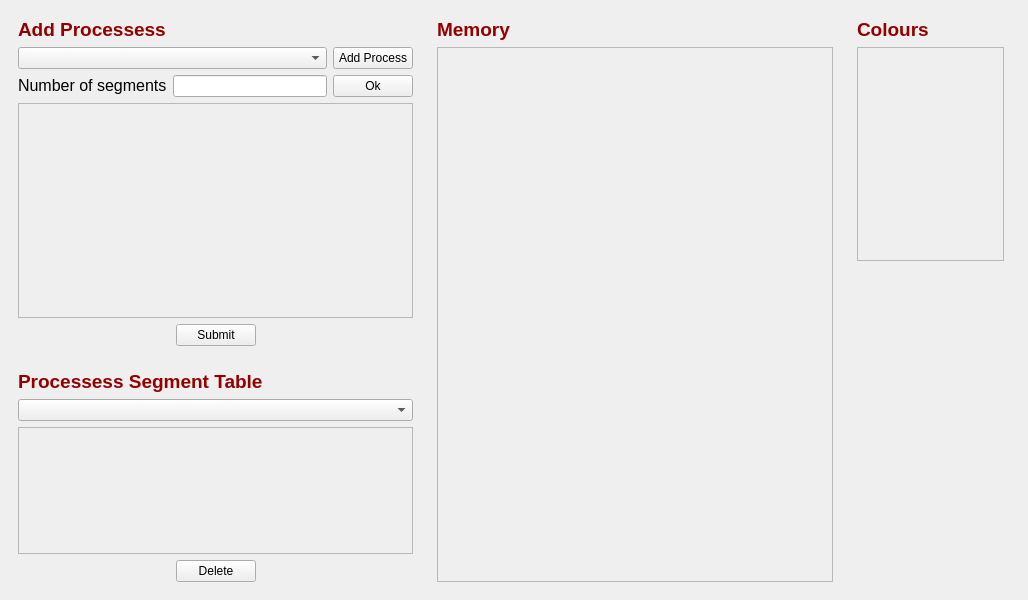
Before: the Qt Designer form mainwindow.ui in omarabdo997/OS_segmentation_memory_manager, drawn with Qt 5.
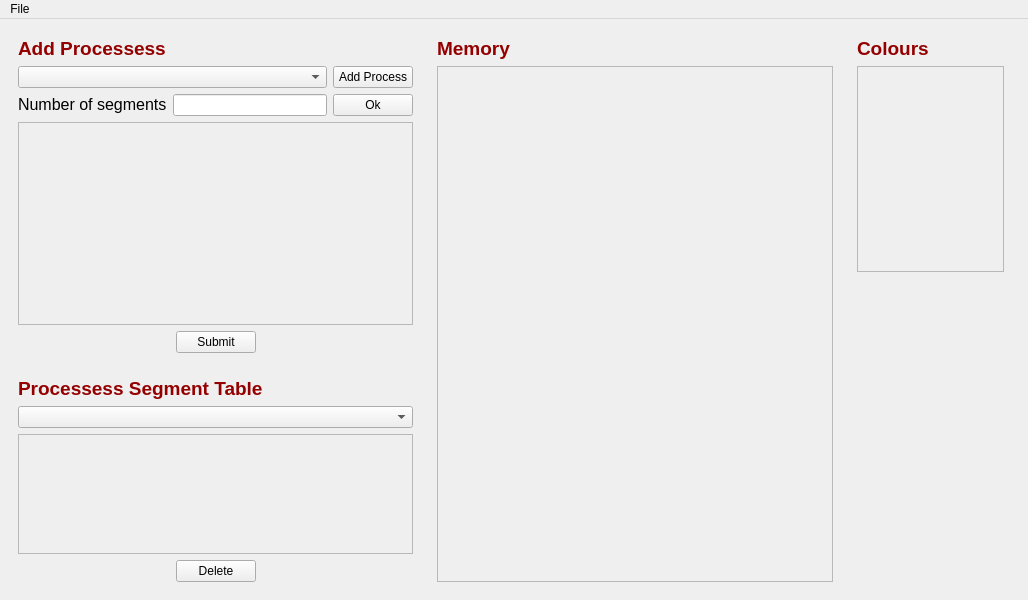
After: the same form once the commit is applied.

Commit message: Add action menu

```diff
--- a/mainwindow.ui
+++ b/mainwindow.ui
@@ -80,7 +80,7 @@
               <x>0</x>
               <y>0</y>
               <width>387</width>
-              <height>192</height>
+              <height>180</height>
              </rect>
             </property>
             <layout class="QGridLayout" name="gridLayout_6">
@@ -167,7 +167,7 @@
               <x>0</x>
               <y>0</y>
               <width>387</width>
-              <height>120</height>
+              <height>111</height>
              </rect>
             </property>
             <layout class="QGridLayout" name="gridLayout_5">
@@ -249,7 +249,7 @@
             <x>0</x>
             <y>0</y>
             <width>389</width>
-            <height>531</height>
+            <height>510</height>
            </rect>
           </property>
           <layout class="QGridLayout" name="gridLayout_3" columnstretch="3,1,10">
@@ -314,7 +314,7 @@
             <x>0</x>
             <y>0</y>
             <width>144</width>
-            <height>210</height>
+            <height>201</height>
            </rect>
           </property>
           <layout class="QGridLayout" name="gridLayout">
@@ -346,6 +346,34 @@
     </item>
    </layout>
   </widget>
+  <widget class="QMenuBar" name="menuBar">
+   <property name="geometry">
+    <rect>
+     <x>0</x>
+     <y>0</y>
+     <width>1028</width>
+     <height>21</height>
+    </rect>
+   </property>
+   <widget class="QMenu" name="menuFile">
+    <property name="title">
+     <string>File</string>
+    </property>
+    <addaction name="actionNew"/>
+    <addaction name="actionExit"/>
+   </widget>
+   <addaction name="menuFile"/>
+  </widget>
+  <action name="actionNew">
+   <property name="text">
+    <string>New</string>
+   </property>
+  </action>
+  <action name="actionExit">
+   <property name="text">
+    <string>Exit</string>
+   </property>
+  </action>
  </widget>
  <resources/>
  <connections/>
```
The commit also changes 4 other files.
